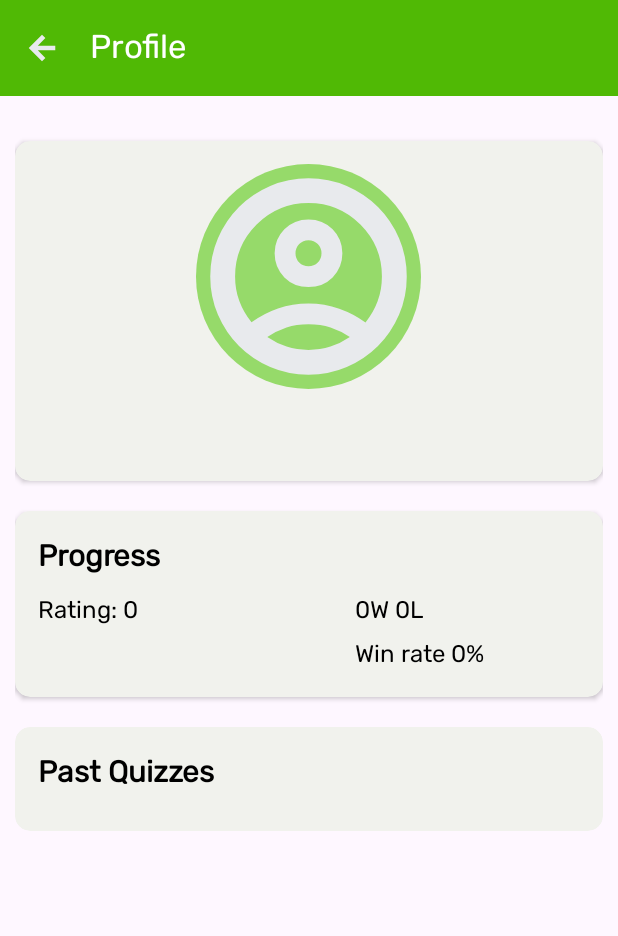
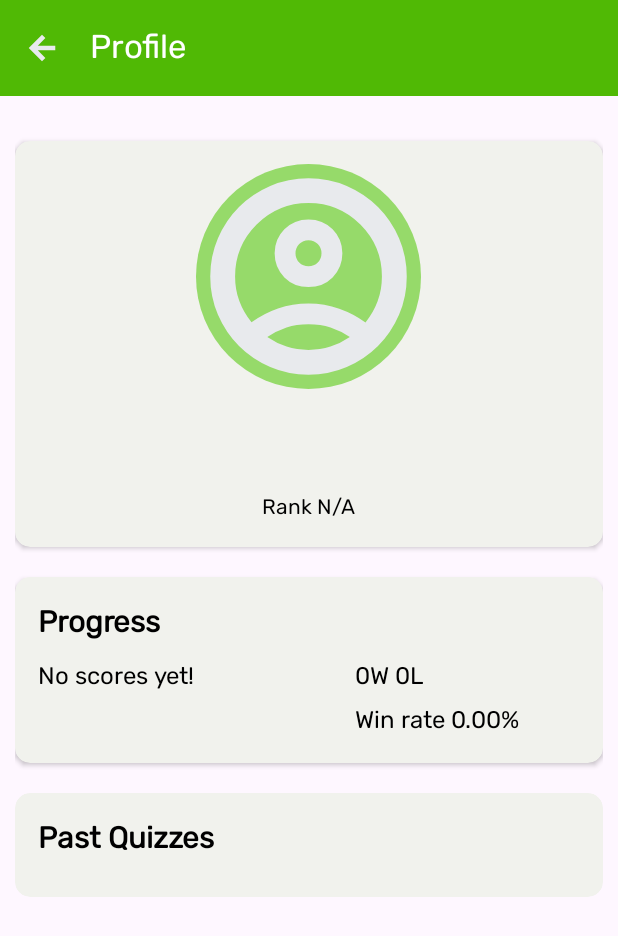
Before and after one commit to d-yjc/triviago, an Android app: the ProfileActivity screen opened directly, with no data from a screen before it, on a phone screen of 412 x 824 dp. Shown: the top 936 px of the screen. Run offline under Robolectric (Android 15) with nearby library versions, the light colour scheme and no system bars; our stand-ins replace Firebase (no records; nobody signed in at launch, a user with empty details on screens opened directly).

Commit message:
Externalised all strings in XML and added 'Rank X' label in Profile View

```diff
--- a/app/src/main/java/com/example/triviago/activities/ProfileActivity.kt
+++ b/app/src/main/java/com/example/triviago/activities/ProfileActivity.kt
@@ -26,6 +26,7 @@ class ProfileActivity : AppCompatActivity() {
         val scoreTextView: TextView = findViewById(R.id.tvScores)
         val tvWinLoss: TextView = findViewById(R.id.tvWinLoss)
         val tvWinRate: TextView = findViewById(R.id.tvWinRate)
+        val tvRank: TextView = findViewById(R.id.tvRank)
         val user = FirebaseAuth.getInstance().currentUser
         val db = FirebaseFirestore.getInstance()
 
@@ -39,16 +40,26 @@ class ProfileActivity : AppCompatActivity() {
 
         user?.let { user ->
             userName.text = user.email
-            db.collection("users").document(user.uid).get().addOnSuccessListener { document ->
-                val totalScore = document.getLong("score") ?: 0
+
+            db.collection("users").orderBy("score", Query.Direction.DESCENDING).get()
+                .addOnSuccessListener { querySnapshot ->
+                    val scores = querySnapshot.documents.mapIndexed { indexLeaderboard, document ->
+                        document to (indexLeaderboard + 1)
+                    }
+                    val userDoc = scores.find { (doc, _) -> doc.id == user.uid }
+                    userDoc?.let { (doc, rank) ->
+                        val totalScore = doc.getLong("score") ?: 0
                         scoreTextView.text = buildString {
                             append("Rating: ")
                             append(totalScore)
                         }
-                val wins = document.getLong("questionWins") ?: 0
-                val losses = document.getLong("questionLosses") ?: 0
-                var winRate = (wins.toDouble() / (wins + losses).toDouble()) * 100
-                winRate = String.format(Locale.US, "%.2f", winRate).toDouble()
+                        tvRank.text = buildString {
+                            append("Rank ")
+                            append(rank)
+                        }
+
+                        val wins = doc.getLong("questionWins") ?: 0
+                        val losses = doc.getLong("questionLosses") ?: 0
                         tvWinLoss.text = buildString {
                             append(wins)
                             append("W ")
@@ -57,18 +68,20 @@ class ProfileActivity : AppCompatActivity() {
                         }
 
                         if (wins + losses > 0) {
-                    var winRate = (wins.toDouble() / (wins + losses).toDouble()) * 100
-                    winRate = String.format(Locale.US, "%.2f", winRate).toDouble()
+                            val winRate = (wins.toDouble() / (wins + losses).toDouble()) * 100
                             tvWinRate.text = buildString {
                                 append("Win rate ")
-                        append(winRate)
+                                append(String.format(Locale.US, "%.2f", winRate))
                                 append("%")
                             }
                         } else {
                             tvWinRate.text = getString(R.string.null_winrate)
                         }
                     }
-            fetchQuizHistory()
+                }
+                .addOnFailureListener { e ->
+                    Log.e("ProfileActivity", "Error fetching leaderboard data", e)
+                }
         }
     }
 
--- a/app/src/main/res/layout/activity_game.xml
+++ b/app/src/main/res/layout/activity_game.xml
@@ -15,7 +15,6 @@
         android:elevation="4dp">
     </androidx.appcompat.widget.Toolbar>
     <ProgressBar
-        xmlns:android="http://schemas.android.com/apk/res/android"
         android:id="@+id/progressBar"
         android:layout_width="match_parent"
         android:layout_height="4dp"
--- a/app/src/main/res/layout/activity_home.xml
+++ b/app/src/main/res/layout/activity_home.xml
@@ -75,7 +75,7 @@
         android:backgroundTint="@color/primary"
         app:iconTint="@color/white"
         app:icon="@drawable/ic_play"
-        android:text="Play!"
+        android:text="@string/play"
         android:textSize="8pt"
         android:textStyle="bold"
         android:textColor="@color/primaryLight"
--- a/app/src/main/res/layout/activity_profile.xml
+++ b/app/src/main/res/layout/activity_profile.xml
@@ -68,11 +68,24 @@
                         android:layout_height="wrap_content"
                         android:layout_gravity="center"
                         android:layout_marginTop="15dp"
-                        android:text="Username"
+                        android:text="@string/username"
                         android:textAlignment="center"
                         android:textColor="@color/black"
                         android:textSize="20sp"
                         android:textStyle="bold" />
+                    <TextView
+                        android:layout_width="wrap_content"
+                        android:layout_height="wrap_content"
+                        android:layout_gravity="center"
+                        />
+                    <TextView
+                        android:id="@+id/tvRank"
+                        android:layout_width="wrap_content"
+                        android:layout_height="wrap_content"
+                        android:layout_gravity="center"
+                        android:text="@string/rank_n_a"
+                        android:textColor="@color/black"
+                        />
                 </LinearLayout>
             </com.google.android.material.card.MaterialCardView>
 
@@ -96,7 +109,7 @@
                         android:layout_width="wrap_content"
                         android:layout_height="wrap_content"
                         android:layout_marginBottom="8dp"
-                        android:text="Progress"
+                        android:text="@string/progress"
                         android:textColor="@color/black"
                         android:textSize="20sp"
                         android:textStyle="bold" />
@@ -106,15 +119,22 @@
                         android:layout_width="match_parent"
                         android:layout_height="wrap_content"
                         android:orientation="horizontal">
+
                         <!-- Scores Total -->
-                        <TextView
-                            android:id="@+id/tvScores"
+                        <LinearLayout
                             android:layout_width="0dp"
                             android:layout_height="wrap_content"
                             android:layout_weight="1"
-                            android:text="No scores yet!"
-                            android:textColor="@color/black"
-                            android:textSize="16sp" />
+                            android:orientation="vertical">
+
+                            <TextView
+                                android:id="@+id/tvScores"
+                                android:layout_width="wrap_content"
+                                android:layout_height="wrap_content"
+                                android:text="@string/default_score"
+                                android:textColor="@color/black"
+                                android:textSize="16sp" />
+                        </LinearLayout>
 
                         <!-- Vertical layout for tvWinLoss and tvWinRate -->
                         <LinearLayout
@@ -126,8 +146,7 @@
                                 android:id="@+id/tvWinLoss"
                                 android:layout_width="wrap_content"
                                 android:layout_height="wrap_content"
-                                android:layout_gravity=""
-                                android:text="0W 0L"
+                                android:text="@string/default_W_L"
                                 android:textColor="@color/black"
                                 android:textSize="16sp"
                                 android:layout_marginBottom="4dp" />
@@ -136,18 +155,13 @@
                                 android:id="@+id/tvWinRate"
                                 android:layout_width="wrap_content"
                                 android:layout_height="wrap_content"
-                                android:text="Win rate 0.00%"
+                                android:text="@string/default_WinRate"
                                 android:textColor="@color/black"
                                 android:textSize="16sp" />
-
                         </LinearLayout>
-
                     </LinearLayout>
-
                 </LinearLayout>
             </com.google.android.material.card.MaterialCardView>
-
-
 
             <!-- Past Quizzes RecyclerView -->
             <com.google.android.material.card.MaterialCardView
@@ -169,7 +183,7 @@
                         android:layout_width="wrap_content"
                         android:layout_height="wrap_content"
                         android:layout_marginBottom="8dp"
-                        android:text="Past Quizzes"
+                        android:text="@string/past_quizzes"
                         android:textColor="@color/black"
                         android:textSize="20sp"
                         android:textStyle="bold" />
--- a/app/src/main/res/layout/fragment_leaderboard.xml
+++ b/app/src/main/res/layout/fragment_leaderboard.xml
@@ -8,7 +8,7 @@
         android:id="@+id/leaderboardTitle"
         android:layout_width="wrap_content"
         android:layout_height="wrap_content"
-        android:text="Leaderboard"
+        android:text="@string/leaderboard"
         android:textSize="24sp"
         android:textStyle="bold"
         android:layout_margin="16dp"
--- a/app/src/main/res/layout/fragment_result.xml
+++ b/app/src/main/res/layout/fragment_result.xml
@@ -40,7 +40,7 @@
                 android:id="@+id/scoreTextView"
                 android:layout_width="wrap_content"
                 android:layout_height="wrap_content"
-                android:text="Your Score: 0"
+                android:text="@string/default_score_results"
                 android:textSize="24sp"
                 android:textColor="@android:color/black"
                 android:layout_marginBottom="8dp" />
@@ -50,7 +50,7 @@
                 android:id="@+id/pointTextView"
                 android:layout_width="wrap_content"
                 android:layout_height="wrap_content"
-                android:text="Your Points: 0"
+                android:text="@string/default_points_results"
                 android:textSize="20sp"
                 android:textColor="@color/complementaryLight" />
         </LinearLayout>
@@ -64,5 +64,5 @@
         android:layout_below="@+id/scoreCard"
         android:layout_centerHorizontal="true"
         android:layout_marginTop="20pt"
-        android:text="Quit"/>
+        android:text="@string/quit"/>
 </RelativeLayout>
--- a/app/src/main/res/layout/item_recommended_quiz.xml
+++ b/app/src/main/res/layout/item_recommended_quiz.xml
@@ -40,7 +40,7 @@
                 android:id="@+id/quiz_title"
                 android:layout_width="wrap_content"
                 android:layout_height="wrap_content"
-                android:text="Quiz Title"
+                android:text="@string/quiz_title_header"
                 android:textSize="18sp"
                 android:textStyle="bold"
                 android:textColor="@color/primaryDark" />
@@ -51,7 +51,7 @@
             android:id="@+id/quiz_description"
             android:layout_width="match_parent"
             android:layout_height="wrap_content"
-            android:text="Quiz Description"
+            android:text="@string/quiz_desc_text"
             android:textSize="14sp"
             android:textColor="@android:color/black"
             android:layout_marginStart="40dp"
--- a/app/src/main/res/layout/item_user_card.xml
+++ b/app/src/main/res/layout/item_user_card.xml
@@ -19,7 +19,7 @@
             android:id="@+id/userRank"
             android:layout_width="wrap_content"
             android:layout_height="wrap_content"
-            android:text="0"
+            android:text="@string/rank_default_leaderboard"
             android:textStyle="bold"
             android:textSize="24sp"
             android:textColor="@color/darkBackground"
@@ -35,7 +35,7 @@
                 android:id="@+id/userName"
                 android:layout_width="wrap_content"
                 android:layout_height="wrap_content"
-                android:text="User Name"
+                android:text="@string/name_default_leaderboard"
                 android:textStyle="bold"
                 android:textSize="16sp"
                 android:textColor="@color/darkBackground"/>
@@ -44,7 +44,7 @@
                 android:id="@+id/userScore"
                 android:layout_width="wrap_content"
                 android:layout_height="wrap_content"
-                android:text="Score: 100"
+                android:text="@string/score_default_leaderboard"
                 android:textColor="?attr/colorSecondary"/>
         </LinearLayout>
     </LinearLayout>
```
Also changed, not shown: app/src/main/java/com/example/triviago/fragments/SettingsFragment.kt (+32 -3 lines), app/src/main/res/layout/activity_login.xml (+7 -6 lines), app/src/main/res/layout/fragment_home.xml (+5 -5 lines), app/src/main/res/layout/fragment_quiz.xml (+8 -9 lines), app/src/main/res/layout/fragment_settings.xml (+12 -12 lines), app/src/main/res/layout/item_quiz_response.xml (+4 -5 lines), app/src/main/res/values/strings.xml (+46 -1 lines), 1 other file. Lines whose indentation alone changed are shown as unchanged.
